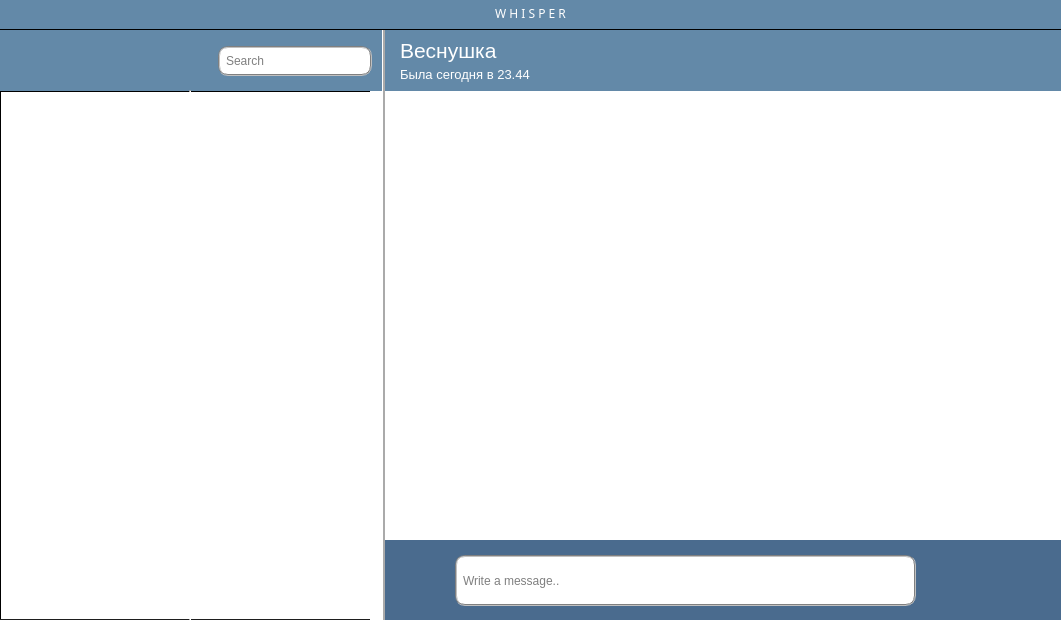
Qt form Client/client.ui (a-mkrv/Chat) before a commit.
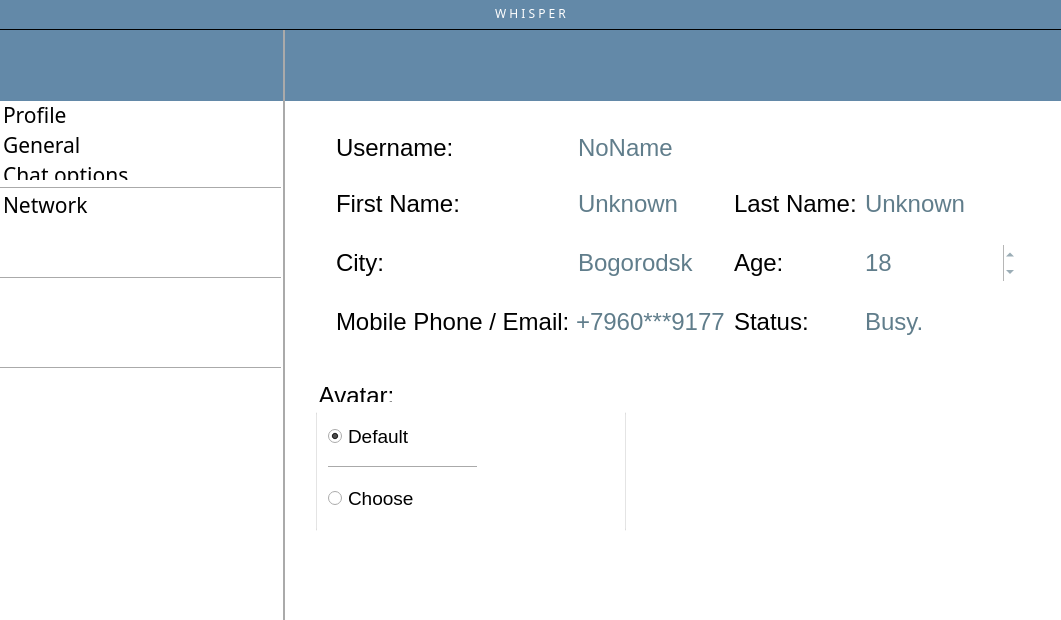
The same form after that commit. The open tabs and pages were chosen to show the change. Icons and pictures are not drawn.

Commit message: Bug fixes. Support iOS client.

Patch:
```diff
--- a/Client/client.ui
+++ b/Client/client.ui
@@ -357,8 +357,8 @@
       <rect>
        <x>20</x>
        <y>10</y>
-       <width>51</width>
-       <height>51</height>
+       <width>41</width>
+       <height>41</height>
       </rect>
      </property>
      <property name="focusPolicy">
@@ -389,8 +389,8 @@
      </property>
      <property name="iconSize">
       <size>
-       <width>42</width>
-       <height>42</height>
+       <width>38</width>
+       <height>38</height>
       </size>
      </property>
      <property name="flat">
@@ -452,7 +452,7 @@
       <property name="font">
        <font>
         <family>Sitka Small</family>
-        <pointsize>14</pointsize>
+        <pointsize>16</pointsize>
         <weight>50</weight>
         <bold>false</bold>
         <stylestrategy>PreferDefault</stylestrategy>
@@ -488,7 +488,7 @@
       <property name="font">
        <font>
         <family>Sitka Small</family>
-        <pointsize>14</pointsize>
+        <pointsize>16</pointsize>
        </font>
       </property>
       <property name="icon">
@@ -503,7 +503,7 @@
       <property name="font">
        <font>
         <family>Sitka Small</family>
-        <pointsize>14</pointsize>
+        <pointsize>16</pointsize>
        </font>
       </property>
       <property name="icon">
@@ -518,7 +518,7 @@
       <property name="font">
        <font>
         <family>Sitka Small</family>
-        <pointsize>14</pointsize>
+        <pointsize>16</pointsize>
        </font>
       </property>
       <property name="icon">
@@ -678,71 +678,40 @@
       <string notr="true">background-color: rgb(255, 255, 255);</string>
      </property>
      <property name="currentIndex">
-      <number>1</number>
+      <number>0</number>
      </property>
      <widget class="QWidget" name="page">
       <widget class="QGroupBox" name="groupBox">
        <property name="geometry">
         <rect>
-         <x>40</x>
-         <y>120</y>
+         <x>30</x>
+         <y>280</y>
          <width>311</width>
          <height>151</height>
         </rect>
        </property>
        <property name="font">
         <font>
-         <pointsize>10</pointsize>
+         <family>Lucida Grande</family>
+         <pointsize>18</pointsize>
         </font>
        </property>
        <property name="title">
         <string>Avatar:</string>
        </property>
-       <widget class="QLabel" name="label_4">
-        <property name="geometry">
-         <rect>
-          <x>120</x>
-          <y>20</y>
-          <width>51</width>
-          <height>41</height>
-         </rect>
-        </property>
-        <property name="text">
-         <string/>
-        </property>
-        <property name="pixmap">
-         <pixmap>:/Client/build-Chat-Desktop_Qt_5_4_1_MSVC2013_64bit-Debug/Client/apple.jpg</pixmap>
-        </property>
-       </widget>
-       <widget class="QLabel" name="label_5">
-        <property name="geometry">
-         <rect>
-          <x>120</x>
-          <y>80</y>
-          <width>51</width>
-          <height>41</height>
-         </rect>
-        </property>
-        <property name="text">
-         <string/>
-        </property>
-        <property name="pixmap">
-         <pixmap>:/Client/build-Chat-Desktop_Qt_5_4_1_MSVC2013_64bit-Debug/Client/ava.jpg</pixmap>
-        </property>
-       </widget>
        <widget class="QLabel" name="avatar_label">
         <property name="geometry">
          <rect>
-          <x>180</x>
+          <x>170</x>
           <y>20</y>
-          <width>120</width>
-          <height>120</height>
+          <width>140</width>
+          <height>131</height>
          </rect>
         </property>
         <property name="maximumSize">
          <size>
-          <width>120</width>
-          <height>120</height>
+          <width>140</width>
+          <height>140</height>
          </size>
         </property>
         <property name="text">
@@ -761,15 +730,20 @@
        <widget class="QWidget" name="layoutWidget">
         <property name="geometry">
          <rect>
-          <x>12</x>
+          <x>2</x>
           <y>22</y>
-          <width>161</width>
-          <height>111</height>
+          <width>171</width>
+          <height>131</height>
          </rect>
         </property>
         <layout class="QVBoxLayout" name="verticalLayout_4">
          <item>
           <widget class="QRadioButton" name="radioButton">
+           <property name="font">
+            <font>
+             <pointsize>14</pointsize>
+            </font>
+           </property>
            <property name="text">
             <string>Default</string>
            </property>
@@ -787,6 +761,11 @@
          </item>
          <item>
           <widget class="QRadioButton" name="radioButton_2">
+           <property name="font">
+            <font>
+             <pointsize>14</pointsize>
+            </font>
+           </property>
            <property name="text">
             <string>Choose</string>
            </property>
@@ -795,35 +774,86 @@
         </layout>
        </widget>
       </widget>
-      <widget class="QWidget" name="layoutWidget">
+      <widget class="QWidget" name="formLayoutWidget">
        <property name="geometry">
         <rect>
          <x>40</x>
-         <y>30</y>
-         <width>291</width>
-         <height>61</height>
+         <y>10</y>
+         <width>701</width>
+         <height>253</height>
         </rect>
        </property>
-       <layout class="QHBoxLayout" name="horizontalLayout">
-        <item>
-         <widget class="QLabel" name="username_label">
+       <layout class="QGridLayout" name="gridLayout">
+        <property name="horizontalSpacing">
+         <number>-1</number>
+        </property>
+        <property name="verticalSpacing">
+         <number>14</number>
+        </property>
+        <item row="1" column="1">
+         <widget class="QLineEdit" name="lineEdit">
           <property name="font">
            <font>
-            <family>Sitka Small</family>
-            <pointsize>10</pointsize>
+            <family>Lucida Grande</family>
+            <pointsize>18</pointsize>
            </font>
           </property>
+          <property name="styleSheet">
+           <string notr="true">border-top-color: rgb(255, 255, 255);
+border-color: rgb(85, 170, 255);
+color: rgb(96, 125, 139);</string>
+          </property>
           <property name="text">
-           <string>Username:</string>
+           <string>Unknown</string>
           </property>
+          <property name="frame">
+           <bool>false</bool>
+          </property>
+          <property name="cursorPosition">
+           <number>7</number>
+          </property>
          </widget>
         </item>
-        <item>
+        <item row="3" column="0">
+         <widget class="QLabel" name="cityLabel">
+          <property name="font">
+           <font>
+            <family>Lucida Grande</family>
+            <pointsize>18</pointsize>
+           </font>
+          </property>
+          <property name="text">
+           <string>City:</string>
+          </property>
+         </widget>
+        </item>
+        <item row="1" column="3">
+         <widget class="QLineEdit" name="lineEdit_2">
+          <property name="font">
+           <font>
+            <family>Lucida Grande</family>
+            <pointsize>18</pointsize>
+           </font>
+          </property>
+          <property name="styleSheet">
+           <string notr="true">border-top-color: rgb(255, 255, 255);
+border-color: rgb(85, 170, 255);
+color: rgb(96, 125, 139);</string>
+          </property>
+          <property name="text">
+           <string>Unknown</string>
+          </property>
+          <property name="frame">
+           <bool>false</bool>
+          </property>
+         </widget>
+        </item>
+        <item row="0" column="1">
          <widget class="QLineEdit" name="usernameEdit">
           <property name="font">
            <font>
-            <family>Sitka Small</family>
-            <pointsize>10</pointsize>
+            <family>Lucida Grande</family>
+            <pointsize>18</pointsize>
            </font>
           </property>
           <property name="styleSheet">
@@ -839,6 +869,168 @@
           </property>
          </widget>
         </item>
+        <item row="5" column="0">
+         <widget class="QLabel" name="label_3">
+          <property name="font">
+           <font>
+            <family>Lucida Grande</family>
+            <pointsize>18</pointsize>
+           </font>
+          </property>
+          <property name="text">
+           <string>Mobile Phone / Email:</string>
+          </property>
+         </widget>
+        </item>
+        <item row="5" column="1">
+         <widget class="QLineEdit" name="lineEdit_4">
+          <property name="font">
+           <font>
+            <family>Lucida Grande</family>
+            <pointsize>18</pointsize>
+           </font>
+          </property>
+          <property name="styleSheet">
+           <string notr="true">border-top-color: rgb(255, 255, 255);
+border-color: rgb(85, 170, 255);
+color: rgb(96, 125, 139);</string>
+          </property>
+          <property name="text">
+           <string>+7960***9177</string>
+          </property>
+          <property name="frame">
+           <bool>false</bool>
+          </property>
+         </widget>
+        </item>
+        <item row="3" column="1">
+         <widget class="QLineEdit" name="lineEdit_3">
+          <property name="font">
+           <font>
+            <family>Lucida Grande</family>
+            <pointsize>18</pointsize>
+           </font>
+          </property>
+          <property name="styleSheet">
+           <string notr="true">border-top-color: rgb(255, 255, 255);
+border-color: rgb(85, 170, 255);
+color: rgb(96, 125, 139);</string>
+          </property>
+          <property name="text">
+           <string>Bogorodsk</string>
+          </property>
+          <property name="frame">
+           <bool>false</bool>
+          </property>
+         </widget>
+        </item>
+        <item row="0" column="0">
+         <widget class="QLabel" name="username_label">
+          <property name="font">
+           <font>
+            <family>Lucida Grande</family>
+            <pointsize>18</pointsize>
+           </font>
+          </property>
+          <property name="text">
+           <string>Username:</string>
+          </property>
+         </widget>
+        </item>
+        <item row="1" column="0">
+         <widget class="QLabel" name="firstName">
+          <property name="font">
+           <font>
+            <family>Lucida Grande</family>
+            <pointsize>18</pointsize>
+           </font>
+          </property>
+          <property name="text">
+           <string>First Name:</string>
+          </property>
+         </widget>
+        </item>
+        <item row="1" column="2">
+         <widget class="QLabel" name="lastName">
+          <property name="font">
+           <font>
+            <family>Lucida Grande</family>
+            <pointsize>18</pointsize>
+           </font>
+          </property>
+          <property name="text">
+           <string>Last Name:</string>
+          </property>
+         </widget>
+        </item>
+        <item row="3" column="2">
+         <widget class="QLabel" name="label_2">
+          <property name="font">
+           <font>
+            <family>Lucida Grande</family>
+            <pointsize>18</pointsize>
+           </font>
+          </property>
+          <property name="text">
+           <string>Age:</string>
+          </property>
+         </widget>
+        </item>
+        <item row="3" column="3">
+         <widget class="QSpinBox" name="spinBox">
+          <property name="font">
+           <font>
+            <family>Lucida Grande</family>
+            <pointsize>18</pointsize>
+           </font>
+          </property>
+          <property name="styleSheet">
+           <string notr="true">border-top-color: rgb(255, 255, 255);
+border-color: rgb(85, 170, 255);
+color: rgb(96, 125, 139);</string>
+          </property>
+          <property name="frame">
+           <bool>false</bool>
+          </property>
+          <property name="value">
+           <number>18</number>
+          </property>
+         </widget>
+        </item>
+        <item row="5" column="2">
+         <widget class="QLabel" name="label_4">
+          <property name="font">
+           <font>
+            <family>Lucida Grande</family>
+            <pointsize>18</pointsize>
+           </font>
+          </property>
+          <property name="text">
+           <string>Status:</string>
+          </property>
+         </widget>
+        </item>
+        <item row="5" column="3">
+         <widget class="QLineEdit" name="lineEdit_5">
+          <property name="font">
+           <font>
+            <family>Lucida Grande</family>
+            <pointsize>18</pointsize>
+           </font>
+          </property>
+          <property name="styleSheet">
+           <string notr="true">border-top-color: rgb(255, 255, 255);
+border-color: rgb(85, 170, 255);
+color: rgb(96, 125, 139);</string>
+          </property>
+          <property name="text">
+           <string>Busy.</string>
+          </property>
+          <property name="frame">
+           <bool>false</bool>
+          </property>
+         </widget>
+        </item>
        </layout>
       </widget>
      </widget>
@@ -848,13 +1040,13 @@
         <rect>
          <x>40</x>
          <y>35</y>
-         <width>251</width>
+         <width>371</width>
          <height>20</height>
         </rect>
        </property>
        <property name="font">
         <font>
-         <pointsize>10</pointsize>
+         <pointsize>18</pointsize>
         </font>
        </property>
        <property name="text">
@@ -872,7 +1064,7 @@
        </property>
        <property name="font">
         <font>
-         <pointsize>10</pointsize>
+         <pointsize>14</pointsize>
         </font>
        </property>
        <property name="text">
@@ -890,7 +1082,7 @@
        </property>
        <property name="font">
         <font>
-         <pointsize>10</pointsize>
+         <pointsize>18</pointsize>
         </font>
        </property>
        <property name="text">
@@ -900,12 +1092,17 @@
       <widget class="QComboBox" name="select_language_box">
        <property name="geometry">
         <rect>
-         <x>210</x>
+         <x>180</x>
          <y>90</y>
-         <width>91</width>
-         <height>22</height>
+         <width>131</width>
+         <height>31</height>
         </rect>
        </property>
+       <property name="font">
+        <font>
+         <pointsize>18</pointsize>
+        </font>
+       </property>
        <item>
         <property name="text">
          <string>English</string>
@@ -932,8 +1129,8 @@
         <rect>
          <x>40</x>
          <y>160</y>
-         <width>271</width>
-         <height>23</height>
+         <width>291</width>
+         <height>24</height>
         </rect>
        </property>
        <layout class="QHBoxLayout" name="horizontalLayout_2">
@@ -941,7 +1138,7 @@
          <widget class="QLabel" name="down_path">
           <property name="font">
            <font>
-            <pointsize>10</pointsize>
+            <pointsize>18</pointsize>
            </font>
           </property>
           <property name="text">
@@ -953,7 +1150,7 @@
          <widget class="QPushButton" name="Download_path_PB">
           <property name="font">
            <font>
-            <pointsize>10</pointsize>
+            <pointsize>18</pointsize>
             <weight>50</weight>
             <italic>false</italic>
             <bold>false</bold>
@@ -980,7 +1177,7 @@
         <rect>
          <x>40</x>
          <y>310</y>
-         <width>291</width>
+         <width>331</width>
          <height>161</height>
         </rect>
        </property>
@@ -998,7 +1195,7 @@
          <widget class="QLabel" name="background">
           <property name="font">
            <font>
-            <pointsize>10</pointsize>
+            <pointsize>18</pointsize>
            </font>
           </property>
           <property name="text">
@@ -1014,7 +1211,7 @@
              <widget class="QPushButton" name="PB_SelColor">
               <property name="font">
                <font>
-                <pointsize>10</pointsize>
+                <pointsize>18</pointsize>
                </font>
               </property>
               <property name="layoutDirection">
@@ -1032,7 +1229,7 @@
              <widget class="QPushButton" name="PB_LoadFileBackground">
               <property name="font">
                <font>
-                <pointsize>10</pointsize>
+                <pointsize>18</pointsize>
                </font>
               </property>
               <property name="text">
@@ -1082,7 +1279,7 @@
          <widget class="QCheckBox" name="ChBox_Notif">
           <property name="font">
            <font>
-            <pointsize>10</pointsize>
+            <pointsize>18</pointsize>
            </font>
           </property>
           <property name="text">
@@ -1097,7 +1294,7 @@
          <widget class="QCheckBox" name="ChBox_PSound">
           <property name="font">
            <font>
-            <pointsize>10</pointsize>
+            <pointsize>18</pointsize>
            </font>
           </property>
           <property name="text">
@@ -1112,7 +1309,7 @@
          <widget class="QRadioButton" name="RB_sendEnter">
           <property name="font">
            <font>
-            <pointsize>10</pointsize>
+            <pointsize>18</pointsize>
            </font>
           </property>
           <property name="text">
@@ -1136,7 +1333,7 @@
          <widget class="QRadioButton" name="RB_send_CEnter">
           <property name="font">
            <font>
-            <pointsize>10</pointsize>
+            <pointsize>18</pointsize>
            </font>
           </property>
           <property name="text">
@@ -1397,9 +1594,9 @@
      <string>&lt;!DOCTYPE HTML PUBLIC &quot;-//W3C//DTD HTML 4.0//EN&quot; &quot;http://www.w3.org/TR/REC-html40/strict.dtd&quot;&gt;
 &lt;html&gt;&lt;head&gt;&lt;meta name=&quot;qrichtext&quot; content=&quot;1&quot; /&gt;&lt;style type=&quot;text/css&quot;&gt;
 p, li { white-space: pre-wrap; }
-&lt;/style&gt;&lt;/head&gt;&lt;body style=&quot; font-family:'MS Shell Dlg 2'; font-size:8.25pt; font-weight:400; font-style:normal;&quot;&gt;
-&lt;p align=&quot;center&quot; style=&quot; margin-top:0px; margin-bottom:0px; margin-left:0px; margin-right:0px; -qt-block-indent:0; text-indent:0px;&quot;&gt;&lt;span style=&quot; font-size:10pt;&quot;&gt;Please select a chat to start messaging  &lt;/span&gt;&lt;/p&gt;
-&lt;p align=&quot;center&quot; style=&quot; margin-top:0px; margin-bottom:0px; margin-left:0px; margin-right:0px; -qt-block-indent:0; text-indent:0px;&quot;&gt;&lt;span style=&quot; font-size:10pt;&quot;&gt;or add new friends to communicate&lt;/span&gt;&lt;/p&gt;&lt;/body&gt;&lt;/html&gt;</string>
+&lt;/style&gt;&lt;/head&gt;&lt;body style=&quot; font-family:'.SF NS Text'; font-size:13pt; font-weight:400; font-style:normal;&quot;&gt;
+&lt;p align=&quot;center&quot; style=&quot; margin-top:0px; margin-bottom:0px; margin-left:0px; margin-right:0px; -qt-block-indent:0; text-indent:0px;&quot;&gt;&lt;span style=&quot; font-family:'MS Shell Dlg 2'; font-size:14pt;&quot;&gt;Please select a chat to start messaging  &lt;/span&gt;&lt;/p&gt;
+&lt;p align=&quot;center&quot; style=&quot; margin-top:0px; margin-bottom:0px; margin-left:0px; margin-right:0px; -qt-block-indent:0; text-indent:0px;&quot;&gt;&lt;span style=&quot; font-family:'MS Shell Dlg 2'; font-size:14pt;&quot;&gt;or add new friends to communicate&lt;/span&gt;&lt;/p&gt;&lt;/body&gt;&lt;/html&gt;</string>
     </property>
     <property name="textInteractionFlags">
      <set>Qt::TextSelectableByMouse</set>
@@ -1544,7 +1741,7 @@
     </property>
     <property name="font">
      <font>
-      <pointsize>16</pointsize>
+      <pointsize>18</pointsize>
      </font>
     </property>
     <property name="styleSheet">
@@ -1565,7 +1762,7 @@
     </property>
     <property name="font">
      <font>
-      <pointsize>10</pointsize>
+      <pointsize>12</pointsize>
      </font>
     </property>
     <property name="styleSheet">
@@ -1575,7 +1772,6 @@
      <string>Была сегодня в 23.44</string>
     </property>
    </widget>
-   <zorder>widget_2</zorder>
    <zorder>glass_button</zorder>
    <zorder>line</zorder>
    <zorder>userList</zorder>
@@ -1585,7 +1781,6 @@
    <zorder>newContact_Button</zorder>
    <zorder>search_line_edit</zorder>
    <zorder>chat_back_lab</zorder>
-   <zorder>widget</zorder>
    <zorder>label</zorder>
    <zorder>pushButton_3</zorder>
    <zorder>pushButton_4</zorder>
@@ -1598,6 +1793,8 @@
    <zorder>info_user_button</zorder>
    <zorder>head_name</zorder>
    <zorder>online_status</zorder>
+   <zorder>widget</zorder>
+   <zorder>widget_2</zorder>
   </widget>
   <action name="actionShowHideWindow">
    <property name="text">
```
The commit also changes 12 other files.
